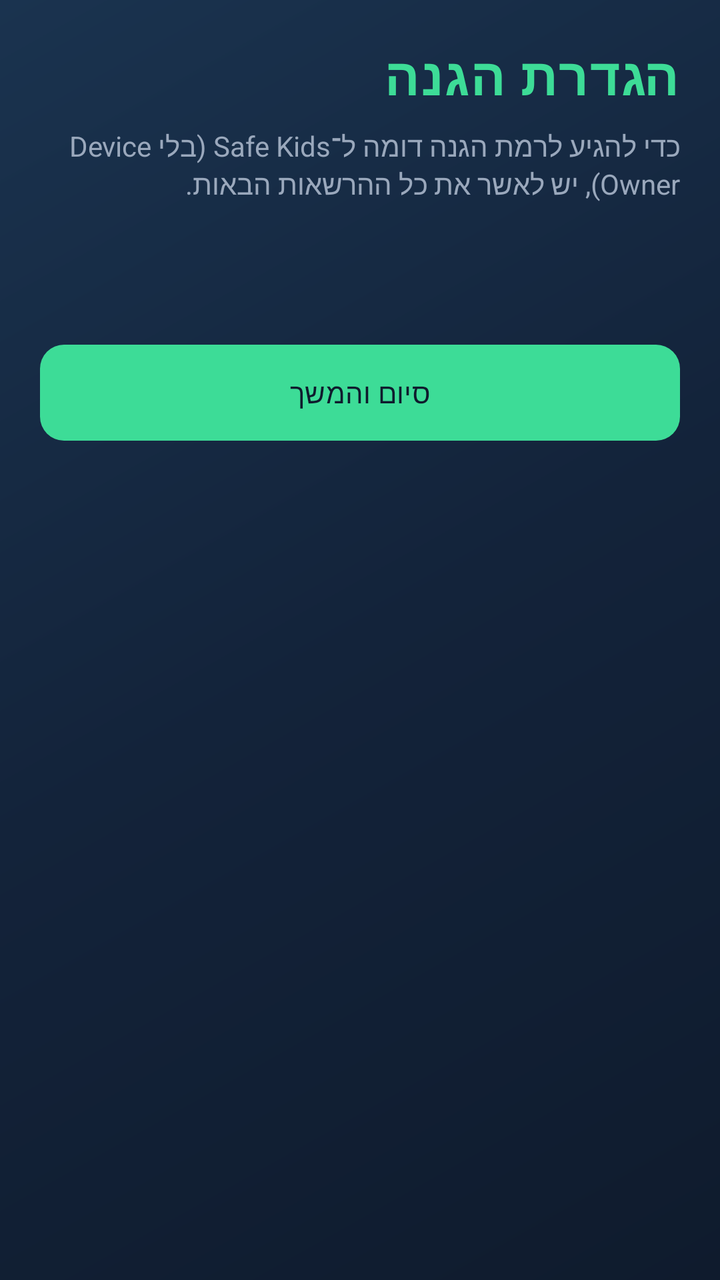
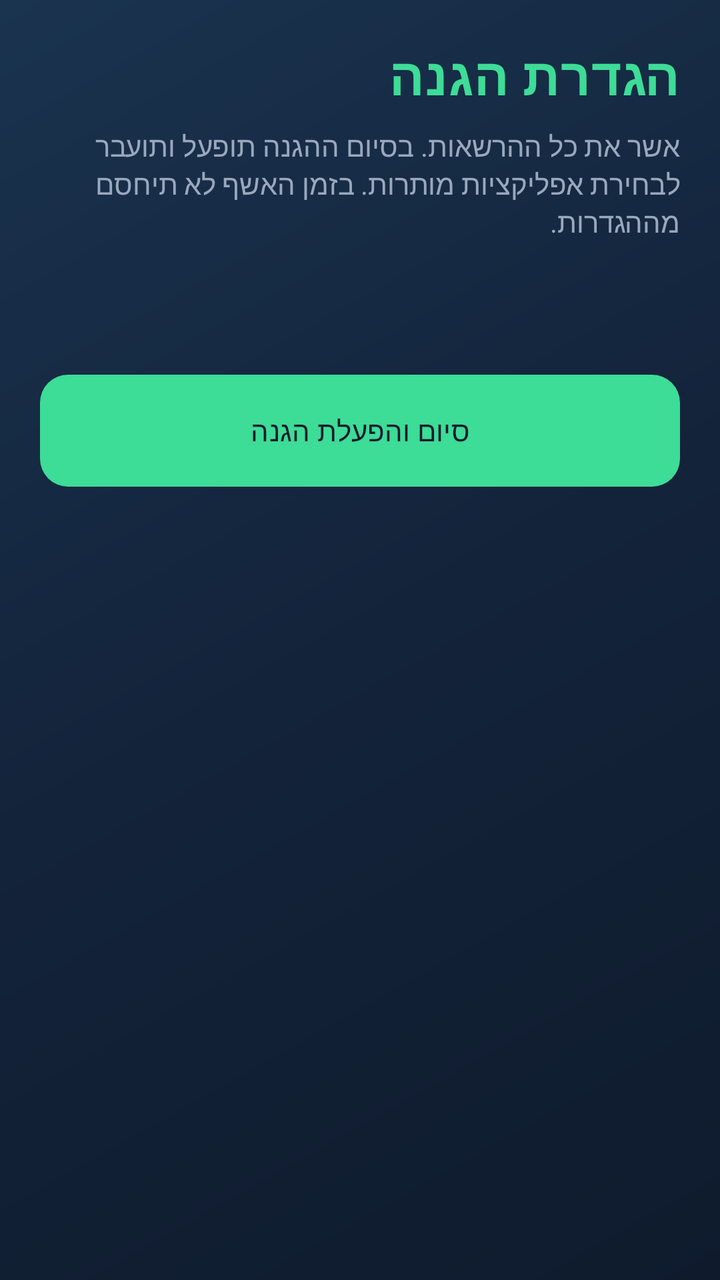

Before-and-after screenshots of an Android layout around one commit, followed by the original layout XML and the change that was made.
<!-- AndroidManifest.xml: application theme Theme.AppGuard -->
<!-- res/layout/activity_setup.xml -->
<?xml version="1.0" encoding="utf-8"?>
<ScrollView xmlns:android="http://schemas.android.com/apk/res/android"
    android:layout_width="match_parent"
    android:layout_height="match_parent"
    android:background="@drawable/bg_gradient"
    android:layoutDirection="rtl"
    android:fillViewport="true">

    <LinearLayout
        android:layout_width="match_parent"
        android:layout_height="wrap_content"
        android:orientation="vertical"
        android:padding="20dp">

        <TextView
            style="@style/Text.Brand"
            android:layout_width="match_parent"
            android:layout_height="wrap_content"
            android:text="@string/setup_title"
            android:textSize="26sp" />

        <TextView
            android:layout_width="match_parent"
            android:layout_height="wrap_content"
            android:layout_marginTop="8dp"
            android:text="@string/setup_subtitle"
            android:textColor="@color/text_secondary" />

        <TextView
            android:id="@+id/setupProgress"
            android:layout_width="match_parent"
            android:layout_height="wrap_content"
            android:layout_marginTop="12dp"
            android:textColor="@color/accent"
            android:textStyle="bold" />

        <LinearLayout
            android:id="@+id/permissionList"
            android:layout_width="match_parent"
            android:layout_height="wrap_content"
            android:layout_marginTop="16dp"
            android:orientation="vertical" />

        <com.google.android.material.button.MaterialButton
            android:id="@+id/btnContinue"
            android:layout_width="match_parent"
            android:layout_height="56dp"
            android:layout_marginTop="20dp"
            android:text="@string/setup_continue" />
    </LinearLayout>
</ScrollView>
<!-- resources referenced by this layout -->
<resources>
  <color name="accent">#3DDC97</color>
  <color name="text_secondary">#9AA8BC</color>
  <!-- drawable bg_gradient (drawable) -->
  <?xml version="1.0" encoding="utf-8"?>
  <shape xmlns:android="http://schemas.android.com/apk/res/android"
      android:shape="rectangle">
      <gradient
          android:angle="135"
          android:startColor="#0F1B2D"
          android:centerColor="#13233A"
          android:endColor="#1A334F"
          android:type="linear" />
  </shape>
  <string name="setup_continue">סיום והמשך</string>
  <string name="setup_subtitle">כדי להגיע לרמת הגנה דומה ל־Safe Kids (בלי Device Owner), יש לאשר את כל ההרשאות הבאות.</string>
  <string name="setup_title">הגדרת הגנה</string>
  <style name="Text.Brand" parent="TextAppearance.Material3.HeadlineLarge">
          <item name="android:textColor">@color/accent</item>
          <item name="android:textStyle">bold</item>
          <item name="android:letterSpacing">0.02</item>
      </style>
  <style name="Theme.AppGuard" parent="Theme.Material3.Dark.NoActionBar">
          <item name="colorPrimary">@color/accent</item>
          <item name="colorPrimaryContainer">@color/accent_dim</item>
          <item name="colorOnPrimary">@color/bg</item>
          <item name="colorSecondary">@color/warning</item>
          <item name="colorError">@color/danger</item>
          <item name="android:statusBarColor">@color/bg</item>
          <item name="android:navigationBarColor">@color/bg</item>
          <item name="android:windowBackground">@color/bg</item>
          <item name="android:textColorPrimary">@color/text_primary</item>
          <item name="android:textColorSecondary">@color/text_secondary</item>
          <item name="materialButtonStyle">@style/Widget.AppGuard.Button</item>
      </style>
  <color name="accent_dim">#2A9B6C</color>
  <color name="bg">#0F1B2D</color>
  <color name="warning">#FFCC66</color>
  <color name="danger">#F07178</color>
  <color name="text_primary">#F4F7FB</color>
  <style name="Widget.AppGuard.Button" parent="Widget.Material3.Button">
          <item name="backgroundTint">@color/accent</item>
          <item name="android:textColor">@color/bg</item>
          <item name="cornerRadius">12dp</item>
      </style>
</resources>

<!-- the commit's change to res/layout/activity_setup.xml (unified diff, before → after) -->
@@ -3,6 +3,7 @@
     android:layout_width="match_parent"
     android:layout_height="match_parent"
     android:background="@drawable/bg_gradient"
+    android:clipToPadding="false"
     android:layoutDirection="rtl"
     android:fillViewport="true">
 
<!-- resource entries referenced after the edit -->
@@ -13,13 +13,13 @@
           android:endColor="#1A334F"
           android:type="linear" />
   </shape>
-  <string name="setup_continue">סיום והמשך</string>
-  <string name="setup_subtitle">כדי להגיע לרמת הגנה דומה ל־Safe Kids (בלי Device Owner), יש לאשר את כל ההרשאות הבאות.</string>
+  <string name="setup_continue">סיום והפעלת הגנה</string>
+  <string name="setup_subtitle">אשר את כל ההרשאות. בסיום ההגנה תופעל ותועבר לבחירת אפליקציות מותרות. בזמן האשף לא תיחסם מההגדרות.</string>
   <string name="setup_title">הגדרת הגנה</string>
   <style name="Text.Brand" parent="TextAppearance.Material3.HeadlineLarge">
           <item name="android:textColor">@color/accent</item>
           <item name="android:textStyle">bold</item>
-          <item name="android:letterSpacing">0.02</item>
+          <item name="android:letterSpacing">0.01</item>
       </style>
   <style name="Theme.AppGuard" parent="Theme.Material3.Dark.NoActionBar">
           <item name="colorPrimary">@color/accent</item>
@@ -27,12 +27,13 @@
           <item name="colorOnPrimary">@color/bg</item>
           <item name="colorSecondary">@color/warning</item>
           <item name="colorError">@color/danger</item>
-          <item name="android:statusBarColor">@color/bg</item>
-          <item name="android:navigationBarColor">@color/bg</item>
+          <item name="android:statusBarColor">@android:color/transparent</item>
+          <item name="android:navigationBarColor">@android:color/transparent</item>
           <item name="android:windowBackground">@color/bg</item>
           <item name="android:textColorPrimary">@color/text_primary</item>
           <item name="android:textColorSecondary">@color/text_secondary</item>
           <item name="materialButtonStyle">@style/Widget.AppGuard.Button</item>
+          <item name="android:windowLayoutInDisplayCutoutMode">shortEdges</item>
       </style>
   <color name="accent_dim">#2A9B6C</color>
   <color name="bg">#0F1B2D</color>
@@ -42,7 +43,10 @@
   <style name="Widget.AppGuard.Button" parent="Widget.Material3.Button">
           <item name="backgroundTint">@color/accent</item>
           <item name="android:textColor">@color/bg</item>
-          <item name="cornerRadius">12dp</item>
+          <item name="cornerRadius">14dp</item>
+          <item name="android:minHeight">52dp</item>
+          <item name="android:insetTop">0dp</item>
+          <item name="android:insetBottom">0dp</item>
       </style>
 </resources>
 
